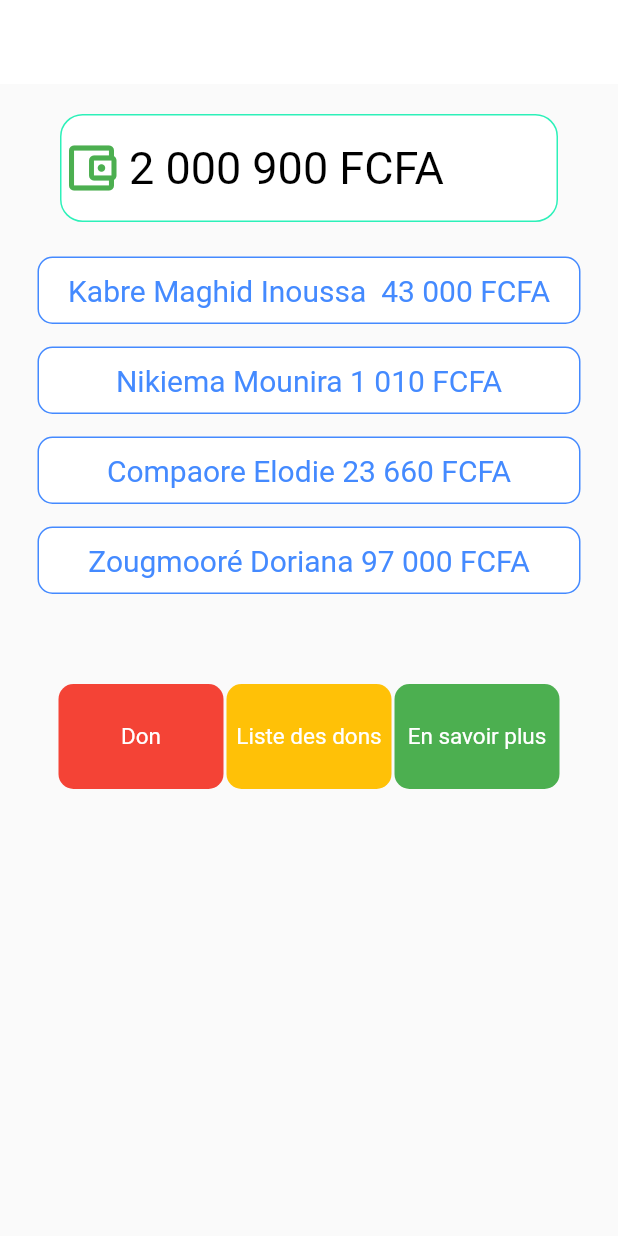
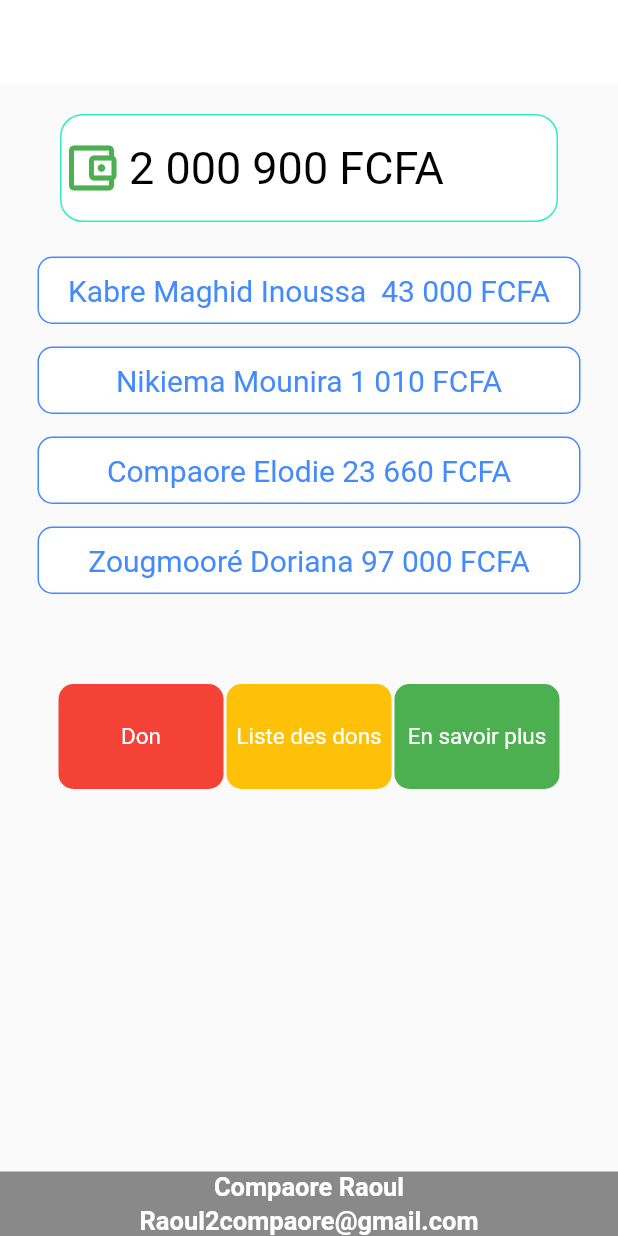
Before and after one commit to Raoul-cpr/projet-unib, a Flutter app: the Paged screen opened directly, on a phone screen of 412 x 824 dp. Run offline on Flutter 3.47's test engine with Material 2 defaults, Android fonts, the phone set to English and light mode, and no system bars.

Commit message:
j'ai ajouter les identifiants de l'utilisateur a page

```diff
--- a/lib/page.dart
+++ b/lib/page.dart
@@ -237,7 +237,40 @@ class _PagedState extends State<Paged> {
                   ),
                 ),
               ],
-            )
+            ),
+            Flexible(
+              child: Container(),
+              flex: 2,
+            ),
+            const SizedBox(
+              height: 5,
+            ),
+            Container(
+              width: double.infinity,
+              color: Colors.black45,
+              child: Column(
+                children: [
+                  Text(
+                    "Compaore Raoul",
+                    style: TextStyle(
+                        color: Colors.white,
+                        fontSize: 17,
+                        fontWeight: FontWeight.bold),
+                  ),
+                  const SizedBox(
+                    height: 3,
+                  ),
+                  Text(
+                    "Raoul2compaore@gmail.com",
+                    style: TextStyle(
+                      color: Colors.white,
+                      fontSize: 17,
+                      fontWeight: FontWeight.bold,
+                    ),
+                  )
+                ],
+              ),
+            ),
           ],
         ),
       ),
```
